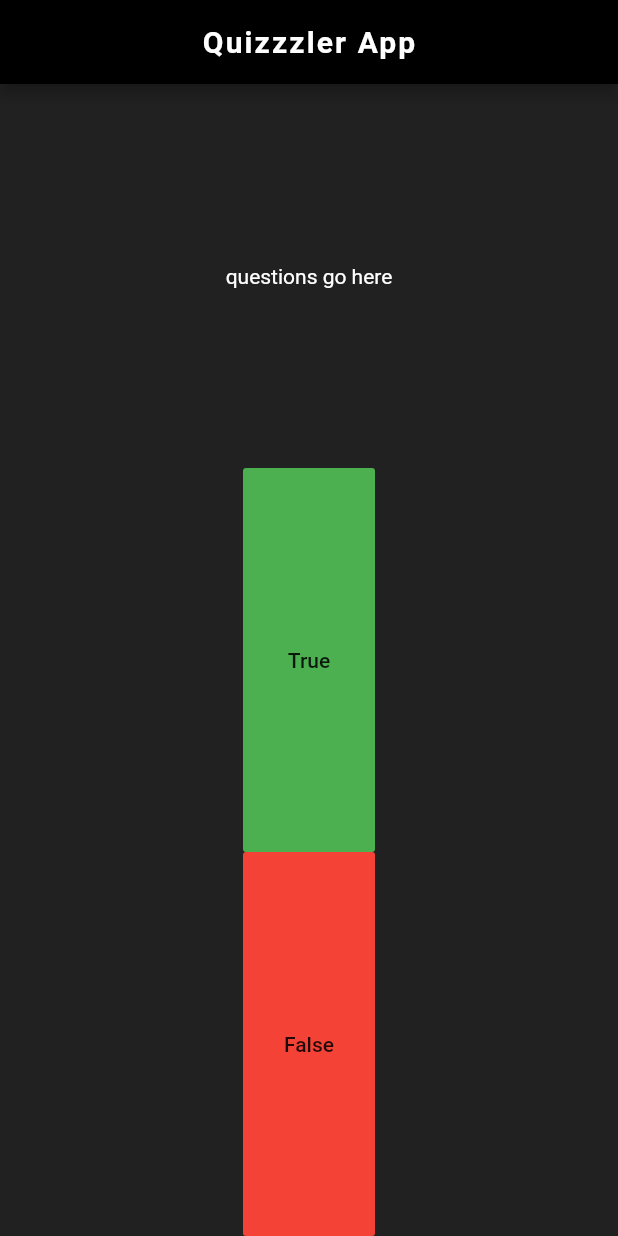
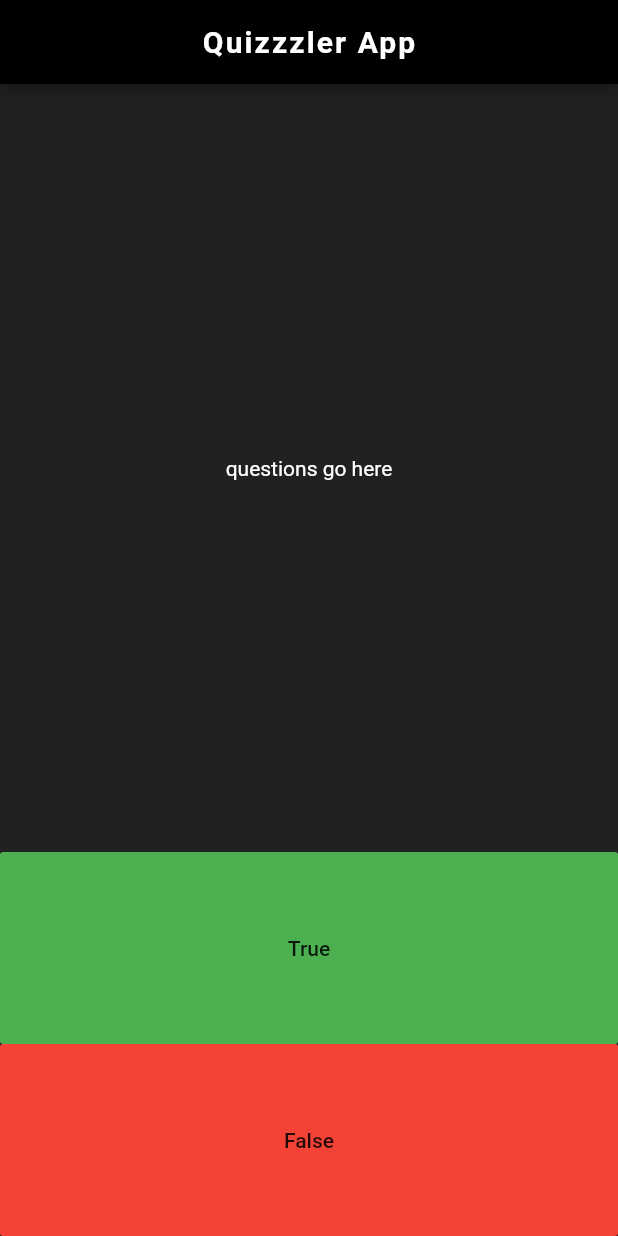
Before and after one commit to kenmugy/flutter-quizzler-app-2, a Flutter app: the screen it shows after launch, on a phone screen of 412 x 824 dp. Run offline on Flutter 3.47's test engine with Material 2 defaults, Android fonts, the phone set to English and light mode, and no system bars.

Commit message:
Stretched Column items

```diff
--- a/lib/main.dart
+++ b/lib/main.dart
@@ -37,8 +37,10 @@ class _QuizBodyState extends State<QuizBody> {
   Widget build(BuildContext context) {
     return Container(
       child: Column(
+        crossAxisAlignment: CrossAxisAlignment.stretch,
         children: <Widget>[
           Expanded(
+            flex: 4,
               child: Center(
                   child: Text("questions go here",
                       style: TextStyle(color: Colors.white)))),
```
